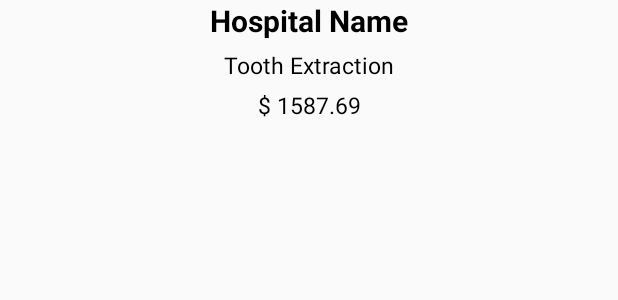
After one commit to jyotirmoy-paul/costs-of-care-gsoc-poc, an Android app: the layout hospital_item.xml on its own in the app's theme, with its tools: preview values and no code run, on a phone screen of 412 x 824 dp. The commit adds this screen. Shown: the top 300 px of the screen. Run offline under Robolectric (Android 15) with nearby library versions, the phone set to English and light mode, and no system bars.

```diff
--- a/App/app/src/main/AndroidManifest.xml
+++ b/App/app/src/main/AndroidManifest.xml
@@ -2,14 +2,17 @@
 <manifest xmlns:android="http://schemas.android.com/apk/res/android"
     package="com.example.app">
 
+    <uses-permission android:name="android.permission.INTERNET"/>
+
     <application
+        android:networkSecurityConfig="@xml/network_security_config"
         android:allowBackup="true"
         android:icon="@mipmap/ic_launcher"
         android:label="@string/app_name"
         android:roundIcon="@mipmap/ic_launcher_round"
         android:supportsRtl="true"
         android:theme="@style/AppTheme">
-        <activity android:name=".MainActivity">
+        <activity android:name=".activities.MainActivity">
             <intent-filter>
                 <action android:name="android.intent.action.MAIN" />
 
--- /dev/null
+++ b/App/app/src/main/res/layout/hospital_item.xml
@@ -0,0 +1,39 @@
+<?xml version="1.0" encoding="utf-8"?>
+<LinearLayout
+    xmlns:android="http://schemas.android.com/apk/res/android"
+    android:orientation="vertical"
+    android:layout_width="match_parent"
+    android:layout_height="wrap_content">
+
+    <TextView
+        android:gravity="center"
+        android:id="@+id/txvHospitalName"
+        android:textStyle="bold"
+        android:textSize="20sp"
+        android:textColor="#000"
+        android:text="Hospital Name"
+        android:layout_width="match_parent"
+        android:layout_height="wrap_content" />
+
+    <TextView
+        android:gravity="center"
+        android:id="@+id/txvProcedureName"
+        android:textSize="15sp"
+        android:textColor="#000"
+        android:layout_marginTop="5dp"
+        android:text="Tooth Extraction"
+        android:layout_width="match_parent"
+        android:layout_height="wrap_content" />
+
+    <TextView
+        android:gravity="center"
+        android:id="@+id/txvEstimatedCost"
+        android:textSize="15sp"
+        android:textColor="#000"
+        android:layout_marginTop="5dp"
+        android:text="$ 1587.69"
+        android:layout_width="match_parent"
+        android:layout_height="wrap_content" />
+
+
+</LinearLayout>
--- /dev/null
+++ b/App/app/src/main/res/xml/network_security_config.xml
@@ -0,0 +1,5 @@
+<?xml version="1.0" encoding="utf-8"?>
+<network-security-config>
+    <!--Set application-wide security config using base-config tag.-->
+    <base-config cleartextTrafficPermitted="true"/>
+</network-security-config>
```
Also changed, not shown: App/app/build.gradle (+12 -0 lines), App/app/src/main/java/com/example/app/MainActivity.java (deleted, +0 -14 lines), App/app/src/main/java/com/example/app/activities/MainActivity.java (added, +102 -0 lines), App/app/src/main/java/com/example/app/adapters/HospitalDataAdapter.java (added, +64 -0 lines), App/app/src/main/java/com/example/app/interfaces/JsonPlaceHolderApi.java (added, +18 -0 lines), App/app/src/main/java/com/example/app/models/HospitalModel.java (added, +27 -0 lines), App/app/src/main/java/com/example/app/utils/Constants.java (added, +8 -0 lines), App/app/src/main/res/layout/activity_main.xml (+7 -12 lines), 2 other files.
